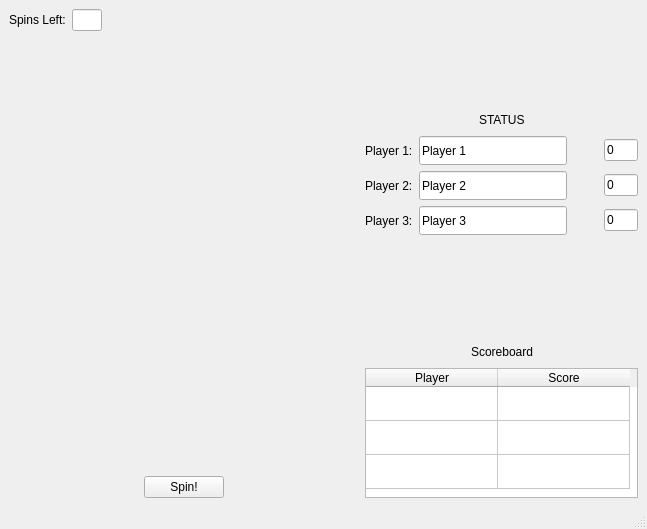
Qt form WheelOfFortuneBoard.ui (mwstrfld/WheelOfJeopardy) before a commit.
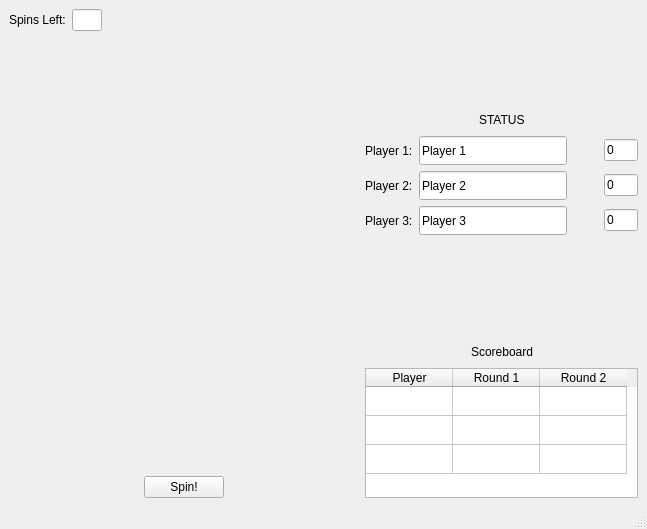
The same form after that commit. Icons and pictures are not drawn.

Commit message: Added round 1 and 2 points concept.

Patch:
```diff
--- a/WheelOfFortuneBoard.ui
+++ b/WheelOfFortuneBoard.ui
@@ -535,13 +535,13 @@
            <bool>true</bool>
           </attribute>
           <attribute name="horizontalHeaderDefaultSectionSize">
-           <number>132</number>
+           <number>87</number>
           </attribute>
           <attribute name="verticalHeaderVisible">
            <bool>false</bool>
           </attribute>
           <attribute name="verticalHeaderDefaultSectionSize">
-           <number>34</number>
+           <number>29</number>
           </attribute>
           <row/>
           <row/>
@@ -553,7 +553,12 @@
           </column>
           <column>
            <property name="text">
-            <string>Score</string>
+            <string>Round 1</string>
+           </property>
+          </column>
+          <column>
+           <property name="text">
+            <string>Round 2</string>
            </property>
           </column>
           <item row="0" column="1">
```
The commit also changes 5 other files.
